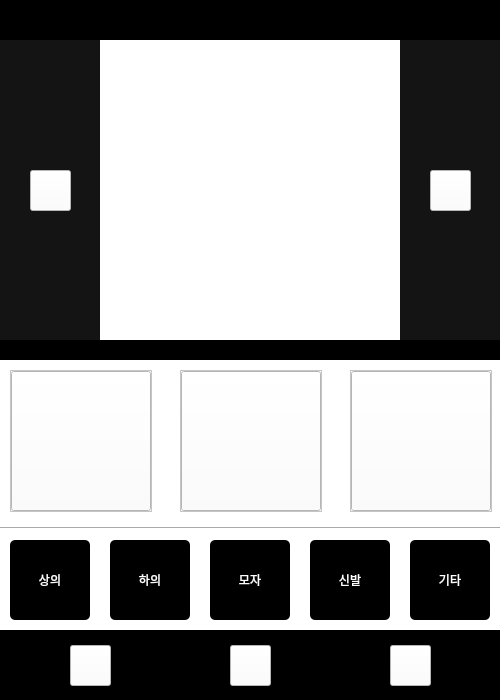
Old version of the form 웰시코기(23-1)_입어바라/ui/main.ui in the repository wooooooooooooooosung/SSU.
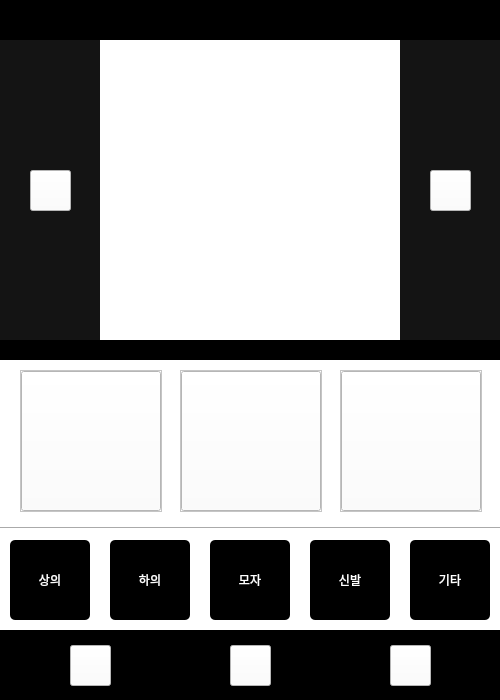
New version of the form. Icons and pictures are not drawn.

What changed in the file:
```diff
--- a/웰시코기(23-1)_입어바라/ui/main.ui
+++ b/웰시코기(23-1)_입어바라/ui/main.ui
@@ -400,7 +400,7 @@
    <widget class="QScrollArea" name="scrollArea_3">
     <property name="geometry">
      <rect>
-      <x>10</x>
+      <x>20</x>
       <y>370</y>
       <width>142</width>
       <height>142</height>
@@ -442,7 +442,7 @@
    <widget class="QScrollArea" name="scrollArea_4">
     <property name="geometry">
      <rect>
-      <x>350</x>
+      <x>340</x>
       <y>370</y>
       <width>142</width>
       <height>142</height>
```
